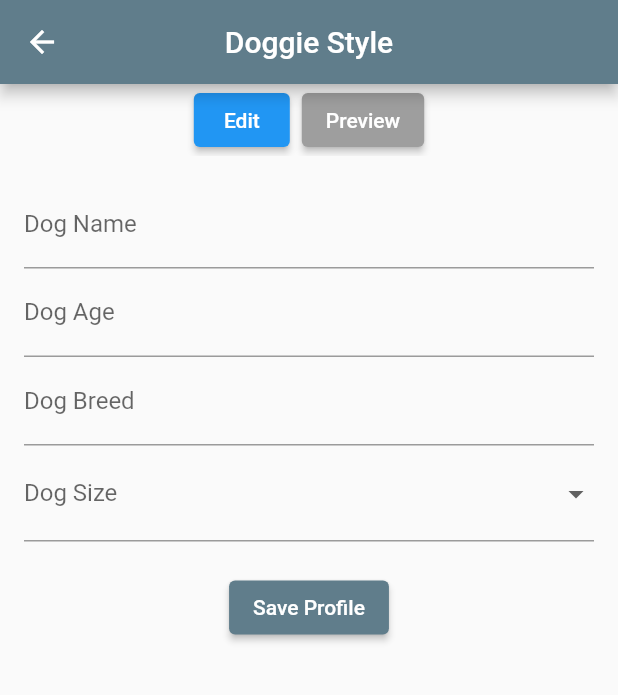
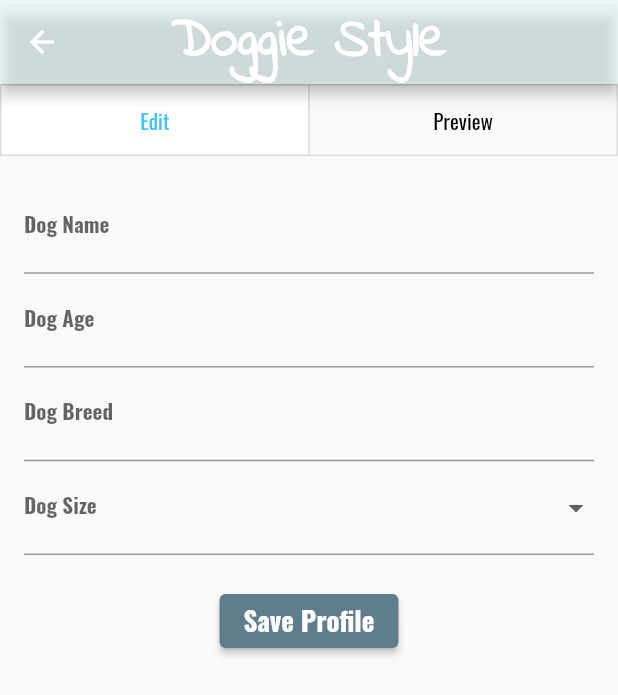
Before and after one commit to GAB8202/doggie_style, a Flutter app: the ProfileView screen opened directly, after a tap on "Edit", on a phone screen of 412 x 824 dp. Shown: the top 695 px of the screen. Run offline on Flutter 3.47's test engine with Material 2 defaults, Android fonts, the phone set to English and light mode, and no system bars.

Commit message:
modified edit/preview buttons

```diff
--- a/lib/main.dart
+++ b/lib/main.dart
@@ -17,6 +17,7 @@ class MyApp extends StatelessWidget {
       title: 'Flutter MVVM Example',
       theme: ThemeData(
         primarySwatch: Colors.blueGrey,
+        fontFamily: 'Oswald',
       ),
       home: DoggieView(viewModel: viewModel),
     );
--- a/lib/views/profile_view.dart
+++ b/lib/views/profile_view.dart
@@ -11,46 +11,61 @@ class _ProfileViewState extends State<ProfileView> {
   final ProfileViewModel _viewModel = ProfileViewModel();
 
   bool _isEdit = true; // Toggle flag
+  List<bool>isSelected = [true, false];
 
   @override
   Widget build(BuildContext context) {
+
     return Scaffold(
       appBar: AppBar(
-        title: Text('Doggie Style'),
-        centerTitle: true,
+        title: Text('Doggie Style',
+        style: TextStyle(fontFamily: 'Indie Flower', fontSize: 36, fontWeight: FontWeight.bold)
+        ),
+          centerTitle: true,
+        backgroundColor: const Color(0xc3e7fdff).withOpacity(.5)
       ),
       body: Column(
         children: [
-          Container(
-            // Toggle bar directly under the AppBar
-            child: Row(
-              mainAxisAlignment: MainAxisAlignment.center,
-              children: <Widget>[
-                // Edit button
-                ElevatedButton(
-                  onPressed: () => setState(() => _isEdit = true),
-                  child: Text('Edit'),
-                  style: ElevatedButton.styleFrom(
-                    primary: _isEdit ? Colors.blue : Colors.grey,
-                  ),
+          LayoutBuilder(
+            builder: (context,constraints) =>
+                ToggleButtons(
+                  //style ( I basically stole this from Tinder)
+                    color: Colors.black,
+                    selectedColor: Colors.lightBlueAccent,
+                    fillColor: Colors.white,
+                   // borderRadius: BorderRadius.vertical({Radius top = Radius.zero, Radius bottom = Radius.zero}),
+
+                    constraints: BoxConstraints.expand(width: (constraints.maxWidth-3)/2),
+                    children: [
+                      Text(
+                        'Edit',
+                      ),
+                      Text(
+                        'Preview',
+                      ),
+                    ],
+
+                    onPressed: (int index){
+                      setState(() {
+                        for (int i = 0; i < isSelected.length; i++) {
+                          isSelected[i] = i == index;
+                          if(index==0){
+                            _isEdit=true;
+                          }
+                          else
+                            _isEdit =false;
+                        }
+                      }
+                      );
+                    },
+                    isSelected: isSelected
                 ),
-                SizedBox(width: 8),
-                // Preview button
-                ElevatedButton(
-                  onPressed: () => setState(() => _isEdit = false),
-                  child: Text('Preview'),
-                  style: ElevatedButton.styleFrom(
-                    primary: !_isEdit ? Colors.blue : Colors.grey,
-                  ),
-                ),
-              ],
-            ),
           ),
           Expanded(
             child: _isEdit ? _buildEditView() : _buildPreviewView(),
           ),
-        ],
-      ),
+        ]
+      )
     );
   }
 
@@ -64,20 +79,25 @@ class _ProfileViewState extends State<ProfileView> {
             crossAxisAlignment: CrossAxisAlignment.start,
             children: <Widget>[
               TextFormField(
-                decoration: InputDecoration(labelText: 'Dog Name'),
+
+                decoration: InputDecoration(labelText: 'Dog Name',
+                    labelStyle: TextStyle(fontSize: 14, fontWeight: FontWeight.bold)),
                 onSaved: (value) => _viewModel.updateDogName(value),
               ),
               TextFormField(
-                decoration: InputDecoration(labelText: 'Dog Age'),
+                decoration: InputDecoration(labelText: 'Dog Age',
+                    labelStyle: TextStyle(fontSize: 14, fontWeight: FontWeight.bold)),
                 keyboardType: TextInputType.number,
                 onSaved: (value) => _viewModel.updateDogAge(value),
               ),
               TextFormField(
-                decoration: InputDecoration(labelText: 'Dog Breed'),
+                decoration: InputDecoration(labelText: 'Dog Breed',
+                    labelStyle: TextStyle(fontSize: 14, fontWeight: FontWeight.bold)),
                 onSaved: (value) => _viewModel.updateDogBreed(value),
               ),
               DropdownButtonFormField<String>(
-                decoration: InputDecoration(labelText: 'Dog Size'),
+                decoration: InputDecoration(labelText: 'Dog Size',
+                    labelStyle: TextStyle(fontSize: 14, fontWeight: FontWeight.bold)),
                 items: ['Extra Small', 'Small', 'Medium', 'Large', 'Extra Large']
                     .map((size) => DropdownMenuItem(value: size, child: Text(size)))
                     .toList(),
@@ -96,7 +116,8 @@ class _ProfileViewState extends State<ProfileView> {
                       _viewModel.saveProfile();
                     }
                   },
-                  child: Text('Save Profile'),
+                  child: Text('Save Profile',
+                      style: TextStyle(fontFamily: 'Oswald', fontSize: 18, fontWeight: FontWeight.bold)),
                 ),
               ),
             ],
```
